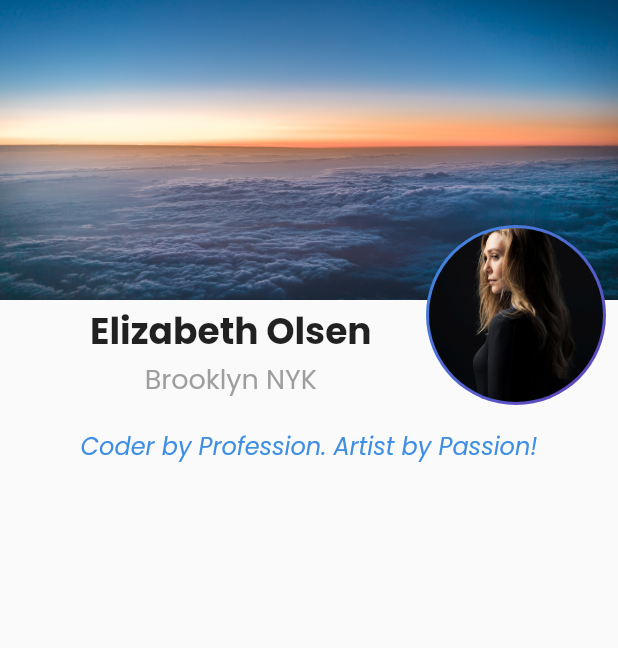
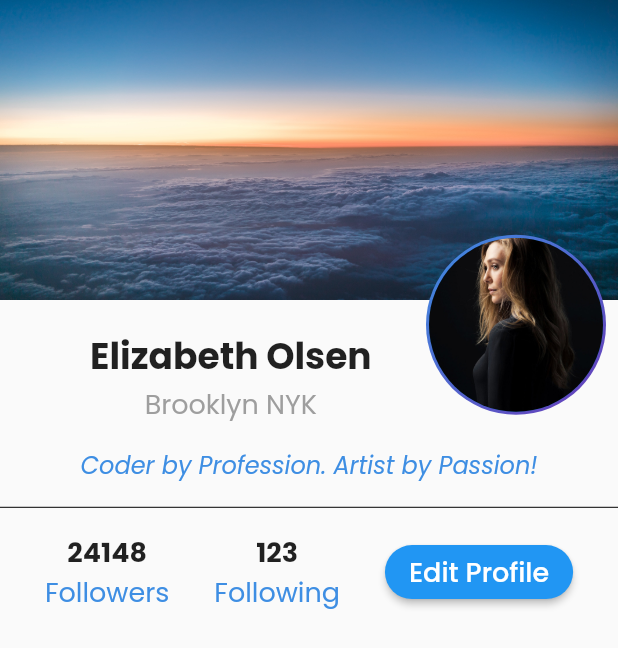
Before and after one commit to ayushsharman/campus_social_media, a Flutter app: the ProfilePage screen opened directly, on a phone screen of 412 x 824 dp. Shown: the top 648 px of the screen. Run offline on Flutter 3.47's test engine with Material 2 defaults, Android fonts, the phone set to English and light mode, and no system bars; our stand-ins replace buttons_tabbar, google_fonts, iconsax, tab_indicator_styler; missing offline and left inert: stories_for_flutter.

Commit message:
analytics_count

```diff
--- a/lib/pages/profilePages/my_profile.dart
+++ b/lib/pages/profilePages/my_profile.dart
@@ -1,6 +1,7 @@
 import 'package:flutter/material.dart';
 import 'package:google_fonts/google_fonts.dart';
 import 'package:social_media_campus_app/constant/appColos.dart';
+import 'package:social_media_campus_app/widgets/profile/analytics_count.dart';
 
 class ProfilePage extends StatelessWidget {
   const ProfilePage({super.key});
@@ -32,7 +33,7 @@ class ProfilePage extends StatelessWidget {
                     children: [
                       //Name heading
                       Padding(
-                        padding: const EdgeInsets.only(top: 200.0, left: 60),
+                        padding: const EdgeInsets.only(top: 220.0, left: 60),
                         child: Column(
                           children: [
                             Text(
@@ -94,6 +95,37 @@ class ProfilePage extends StatelessWidget {
                   ),
                 ),
               ),
+
+              const SizedBox(height: 16),
+              const Divider(height: .4, color: Colors.black),
+              const SizedBox(height: 16),
+
+              //Analytics bar
+              Row(
+                mainAxisAlignment: MainAxisAlignment.spaceEvenly,
+                children: [
+                  AnalyticsCount(count: 24148, metric: "Followers"),
+                  AnalyticsCount(count: 123, metric: "Following"),
+                  ElevatedButton(
+                    onPressed: () {
+                      // Handle button press
+                    },
+                    style: ElevatedButton.styleFrom(
+                      backgroundColor: Colors.blue,
+                      shape: RoundedRectangleBorder(
+                        borderRadius: BorderRadius.circular(20.0),
+                      ),
+                    ),
+                    child: Text(
+                      'Edit Profile',
+                      style: GoogleFonts.poppins(
+                        color: Colors.white,
+                        fontSize: 18,
+                      ),
+                    ),
+                  )
+                ],
+              ),
             ],
           ),
         ),
--- /dev/null
+++ b/lib/widgets/profile/analytics_count.dart
@@ -0,0 +1,31 @@
+// ignore_for_file: public_member_api_docs, sort_constructors_first
+import 'package:flutter/material.dart';
+import 'package:google_fonts/google_fonts.dart';
+
+import 'package:social_media_campus_app/constant/appColos.dart';
+
+class AnalyticsCount extends StatelessWidget {
+  int count;
+  String metric;
+  AnalyticsCount({
+    Key? key,
+    required this.count,
+    required this.metric,
+  }) : super(key: key);
+
+  @override
+  Widget build(BuildContext context) {
+    return Column(children: [
+      Text(count.toString(),
+          style: GoogleFonts.poppins(
+            fontWeight: FontWeight.bold,
+            fontSize: 18,
+          )),
+      Text(metric,
+          style: GoogleFonts.poppins(
+            color: AppColor.blue,
+            fontSize: 18,
+          )),
+    ]);
+  }
+}
```
